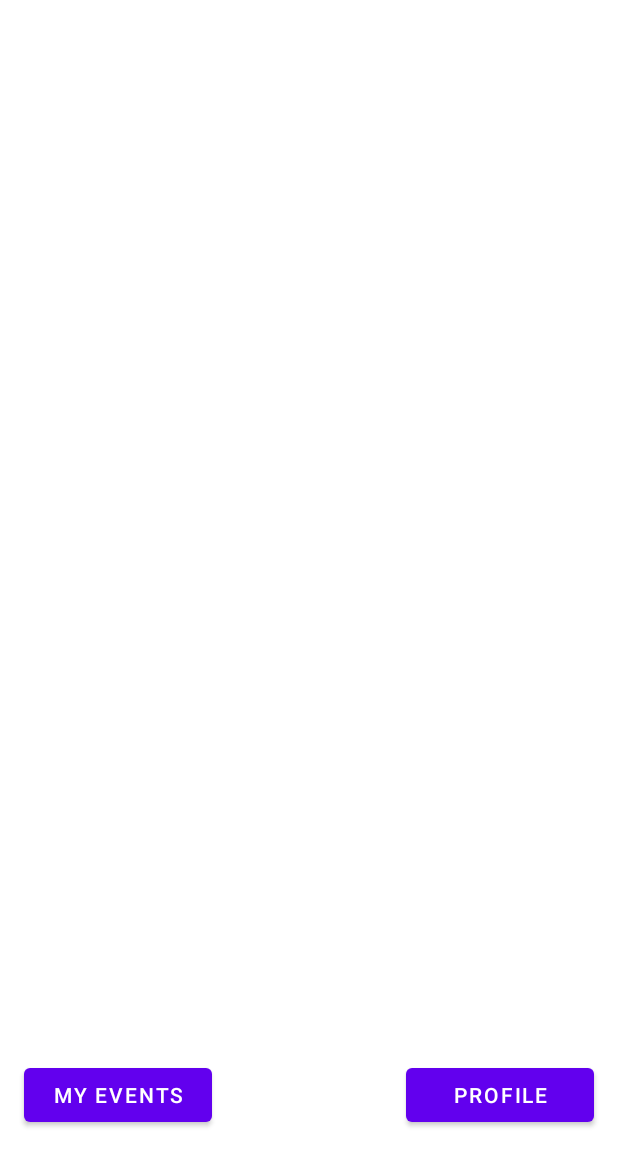
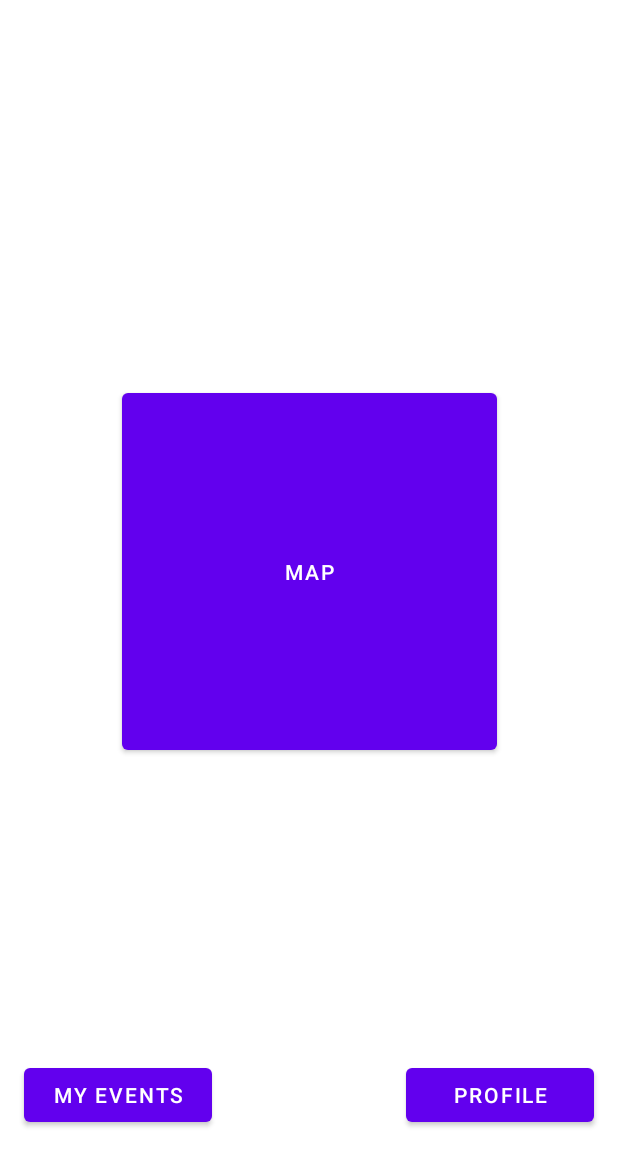
Before and after one commit to CMPUT301W24T20/Lins-Second-Strongest-Students, an Android app: the layout fragment_home.xml on its own in the app's theme, with its tools: preview values and no code run, on a phone screen of 412 x 824 dp. Shown: the top 1166 px of the screen. Run offline under Robolectric (Android 15) with nearby library versions, the phone set to English and light mode, and no system bars.

Commit message:
made map button in MainActivity and Home Fragment

```diff
--- a/ReaderApp/QRCodeReader/app/src/main/res/layout/fragment_home.xml
+++ b/ReaderApp/QRCodeReader/app/src/main/res/layout/fragment_home.xml
@@ -18,6 +18,18 @@
         app:layout_constraintEnd_toEndOf="parent"
         app:layout_constraintStart_toStartOf="parent"
         app:layout_constraintTop_toTopOf="parent" />
+
+    <Button
+        android:id="@+id/map_button"
+        android:layout_width="250dp"
+        android:layout_height="250dp"
+        android:layout_marginBottom="70dp"
+        android:text="Map"
+        app:layout_constraintBottom_toBottomOf="parent"
+        app:layout_constraintEnd_toEndOf="parent"
+        app:layout_constraintStart_toStartOf="parent"
+        app:layout_constraintTop_toTopOf="@+id/text_home"
+        />
 
     <Button
         android:id="@+id/profile_button"
```
Also changed, not shown: ReaderApp/QRCodeReader/app/src/main/java/com/example/qrcodereader/MainActivity.java (+43 -13 lines), ReaderApp/QRCodeReader/app/src/main/java/com/example/qrcodereader/ui/home/HomeFragment.java (+38 -0 lines).
